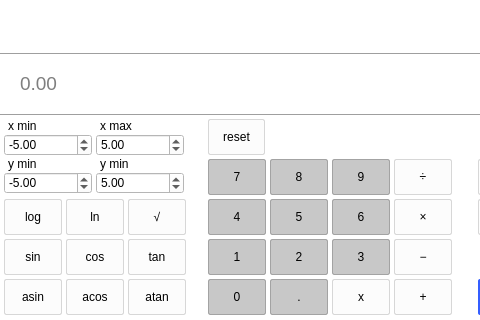
Above: calculator.ui from AndreyZhelannikov/SmartCalc before the change; both pictures show x 0 to 480 and y 548 to 868 of the 600 by 868 pixel window. Below: the same form after it.
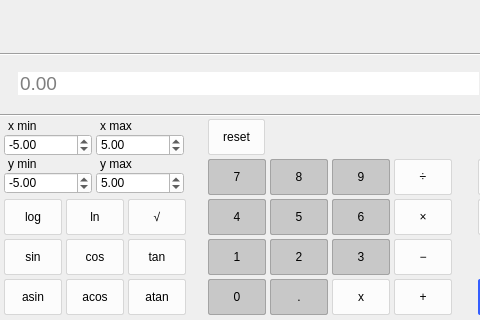
That is the form after the change. Custom widgets are drawn as their Qt base class.

```diff
--- a/calculator.ui
+++ b/calculator.ui
@@ -33,93 +33,9 @@
   </property>
   <property name="palette">
    <palette>
-    <active>
-     <colorrole role="Button">
-      <brush brushstyle="SolidPattern">
-       <color alpha="255">
-        <red>255</red>
-        <green>255</green>
-        <blue>255</blue>
-       </color>
-      </brush>
-     </colorrole>
-     <colorrole role="Base">
-      <brush brushstyle="SolidPattern">
-       <color alpha="255">
-        <red>255</red>
-        <green>255</green>
-        <blue>255</blue>
-       </color>
-      </brush>
-     </colorrole>
-     <colorrole role="Window">
-      <brush brushstyle="SolidPattern">
-       <color alpha="255">
-        <red>255</red>
-        <green>255</green>
-        <blue>255</blue>
-       </color>
-      </brush>
-     </colorrole>
-    </active>
-    <inactive>
-     <colorrole role="Button">
-      <brush brushstyle="SolidPattern">
-       <color alpha="255">
-        <red>255</red>
-        <green>255</green>
-        <blue>255</blue>
-       </color>
-      </brush>
-     </colorrole>
-     <colorrole role="Base">
-      <brush brushstyle="SolidPattern">
-       <color alpha="255">
-        <red>255</red>
-        <green>255</green>
-        <blue>255</blue>
-       </color>
-      </brush>
-     </colorrole>
-     <colorrole role="Window">
-      <brush brushstyle="SolidPattern">
-       <color alpha="255">
-        <red>255</red>
-        <green>255</green>
-        <blue>255</blue>
-       </color>
-      </brush>
-     </colorrole>
-    </inactive>
-    <disabled>
-     <colorrole role="Button">
-      <brush brushstyle="SolidPattern">
-       <color alpha="255">
-        <red>255</red>
-        <green>255</green>
-        <blue>255</blue>
-       </color>
-      </brush>
-     </colorrole>
-     <colorrole role="Base">
-      <brush brushstyle="SolidPattern">
-       <color alpha="255">
-        <red>255</red>
-        <green>255</green>
-        <blue>255</blue>
-       </color>
-      </brush>
-     </colorrole>
-     <colorrole role="Window">
-      <brush brushstyle="SolidPattern">
-       <color alpha="255">
-        <red>255</red>
-        <green>255</green>
-        <blue>255</blue>
-       </color>
-      </brush>
-     </colorrole>
-    </disabled>
+    <active/>
+    <inactive/>
+    <disabled/>
    </palette>
   </property>
   <property name="windowTitle">
@@ -127,7 +43,7 @@
   </property>
   <property name="styleSheet">
    <string notr="true">QMainWindow {
-	background-color: white;
+
 }</string>
   </property>
   <widget class="QWidget" name="centralwidget">
@@ -1650,7 +1566,7 @@
 }</string>
     </property>
     <property name="text">
-     <string>y min</string>
+     <string>y max</string>
     </property>
    </widget>
    <widget class="QPushButton" name="reset">
```
